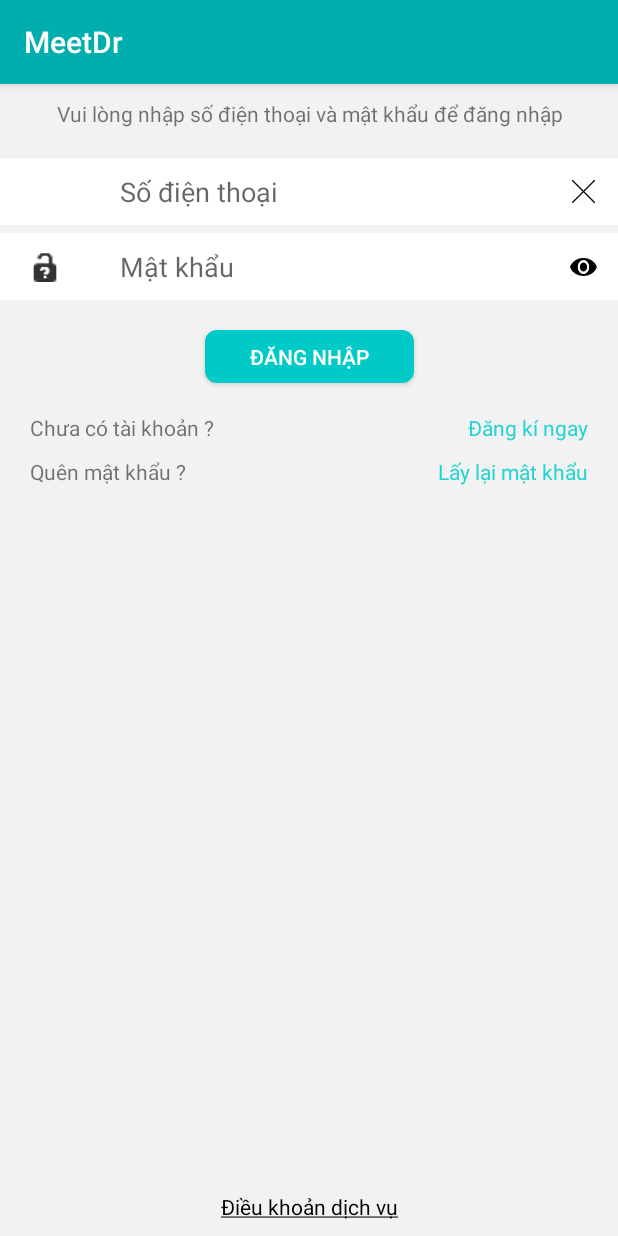
After one commit to CongBaDo/MeetDr-Pa, an Android app: the LoginActivity screen opened directly, with no data from a screen before it, on a phone screen of 412 x 824 dp. The commit adds this screen. Run offline under Robolectric (Android 15) with nearby library versions, the phone set to English and light mode, and no system bars.

Commit message:
add login activity

```diff
--- /dev/null
+++ b/app/src/main/java/com/viiam/mvvp/activity/LoginActivity.kt
@@ -0,0 +1,29 @@
+package com.viiam.mvvp.activity
+
+import android.support.v7.app.AppCompatActivity
+import android.os.Bundle
+import android.text.method.PasswordTransformationMethod
+import android.text.method.TransformationMethod
+import android.view.View
+import com.viiam.mvvp.R
+import kotlinx.android.synthetic.main.activity_login.*
+
+class LoginActivity : AppCompatActivity(), View.OnClickListener {
+    private lateinit var transformationMethod:TransformationMethod
+    override fun onClick(v: View?) {
+        when(v){
+            buttonDeleteText -> editTextPhoneNumber.setText("")
+            buttonShowPass -> editTextPassword.transformationMethod = if(editTextPassword.transformationMethod == null) PasswordTransformationMethod() else null
+        }
+    }
+
+    override fun onCreate(savedInstanceState: Bundle?) {
+        super.onCreate(savedInstanceState)
+        setContentView(R.layout.activity_login)
+
+        buttonDeleteText.setOnClickListener(this)
+        buttonShowPass.setOnClickListener(this)
+
+        transformationMethod = editTextPassword.transformationMethod
+    }
+}
--- /dev/null
+++ b/app/src/main/res/layout/activity_login.xml
@@ -0,0 +1,141 @@
+<?xml version="1.0" encoding="utf-8"?>
+<android.support.constraint.ConstraintLayout xmlns:android="http://schemas.android.com/apk/res/android"
+    xmlns:app="http://schemas.android.com/apk/res-auto"
+    xmlns:tools="http://schemas.android.com/tools"
+    android:layout_width="match_parent"
+    android:layout_height="match_parent"
+    android:background="@color/bgColorPrimary"
+    tools:context=".activity.LoginActivity">
+    <TextView
+        android:textAlignment="center"
+        android:layout_marginTop="10dp"
+        android:layout_marginLeft="30dp"
+        android:layout_marginRight="30dp"
+        android:text="@string/login_text_view_top"
+        android:id="@+id/textViewTop"
+        app:layout_constraintTop_toTopOf="parent"
+        app:layout_constraintBottom_toTopOf="@id/editTextPhoneNumber"
+        android:layout_width="match_parent"
+        android:layout_height="wrap_content" />
+    <AutoCompleteTextView
+        android:paddingLeft="50dp"
+        android:hint="@string/login_text_view_hint_phone_number"
+        android:layout_marginTop="20dp"
+        android:padding="10dp"
+        android:background="@color/colorWhite"
+        android:inputType="phone"
+        android:id="@+id/editTextPhoneNumber"
+        app:layout_constraintBottom_toTopOf="@id/editTextPassword"
+        app:layout_constraintTop_toBottomOf="@id/textViewTop"
+        android:layout_width="match_parent"
+        android:layout_height="wrap_content"
+        android:paddingStart="80dp" />
+    <ImageButton
+        android:background="@drawable/icon_delete_text"
+        android:id="@+id/buttonDeleteText"
+        android:layout_marginRight="10dp"
+        app:layout_constraintTop_toTopOf="@id/editTextPhoneNumber"
+        app:layout_constraintBottom_toBottomOf="@id/editTextPhoneNumber"
+        app:layout_constraintRight_toRightOf="parent"
+        android:layout_width="15dp"
+        android:layout_height="15dp"
+        android:layout_marginEnd="15dp"/>
+    <EditText
+        android:hint="@string/login_text_view_hint_password"
+        android:layout_marginBottom="20dp"
+        android:layout_marginTop="5dp"
+        android:padding="10dp"
+        android:paddingLeft="50dp"
+        android:background="@color/colorWhite"
+        android:inputType="textPassword"
+        android:id="@+id/editTextPassword"
+        app:layout_constraintTop_toBottomOf="@id/editTextPhoneNumber"
+        android:layout_width="match_parent"
+        android:layout_height="wrap_content"
+        android:paddingStart="80dp" />
+    <ImageView
+        android:background="@android:drawable/ic_partial_secure"
+        android:layout_marginLeft="10dp"
+        android:id="@+id/lockIcon"
+        app:layout_constraintLeft_toLeftOf="parent"
+        app:layout_constraintTop_toTopOf="@id/editTextPassword"
+        app:layout_constraintBottom_toBottomOf="@id/editTextPassword"
+        android:layout_width="20dp"
+        android:layout_height="20dp"
+        android:layout_marginStart="20dp" />
+    <ImageView
+        android:background="@drawable/icon_show_pass"
+        android:layout_marginRight="10dp"
+        android:id="@+id/buttonShowPass"
+        app:layout_constraintRight_toRightOf="parent"
+        app:layout_constraintTop_toTopOf="@id/editTextPassword"
+        app:layout_constraintBottom_toBottomOf="@id/editTextPassword"
+        android:layout_width="18dp"
+        android:layout_height="12dp"
+        android:layout_marginEnd="14dp" />
+    <Button
+        android:layout_marginTop="20dp"
+        style="@style/buttonActive"
+        android:id="@+id/buttonLogIn"
+        app:layout_constraintTop_toBottomOf="@id/editTextPassword"
+        app:layout_constraintRight_toRightOf="@id/editTextPassword"
+        app:layout_constraintLeft_toLeftOf="@id/editTextPassword"
+        android:text="@string/login_button_login"
+        android:layout_width="wrap_content"/>
+    <TextView
+        android:layout_marginTop="20dp"
+        android:paddingRight="20dp"
+        android:paddingLeft="20dp"
+        android:text="@string/login_text_view_no_account"
+        app:layout_constraintTop_toBottomOf="@id/buttonLogIn"
+        android:id="@+id/textViewNoAccount"
+        app:layout_constraintLeft_toLeftOf="parent"
+        android:layout_width="wrap_content"
+        android:layout_height="wrap_content"
+        android:paddingStart="20dp" />
+    <TextView
+        android:layout_marginTop="20dp"
+        android:paddingRight="20dp"
+        android:paddingLeft="20dp"
+        android:paddingEnd="20dp"
+        android:text="@string/login_text_view_sign_up"
+        app:layout_constraintTop_toBottomOf="@id/buttonLogIn"
+        android:id="@+id/textViewSignUp"
+        style="@style/textLink"
+        app:layout_constraintRight_toRightOf="parent"
+        android:layout_width="wrap_content"
+        android:layout_height="wrap_content" />
+    <TextView
+        android:layout_marginTop="10dp"
+        android:paddingRight="20dp"
+        android:paddingLeft="20dp"
+        android:text="@string/login_text_view_forgot_pass"
+        app:layout_constraintTop_toBottomOf="@id/textViewNoAccount"
+        android:id="@+id/textViewForgotPass"
+        app:layout_constraintLeft_toLeftOf="parent"
+        android:layout_width="wrap_content"
+        android:layout_height="wrap_content"
+        android:paddingStart="20dp" />
+    <TextView
+        android:layout_marginTop="10dp"
+        android:paddingRight="20dp"
+        android:paddingLeft="20dp"
+        android:paddingEnd="20dp"
+        android:text="@string/login_text_view_get_pass_back"
+        app:layout_constraintTop_toBottomOf="@id/textViewSignUp"
+        android:id="@+id/textViewGetPassBack"
+        style="@style/textLink"
+        app:layout_constraintRight_toRightOf="parent"
+        android:layout_width="wrap_content"
+        android:layout_height="wrap_content" />
+    <TextView
+        style="@style/textSectionSmall"
+        android:layout_marginBottom="10dp"
+        android:text="@string/login_text_view_policy"
+        android:id="@+id/textViewPolicy"
+        app:layout_constraintBottom_toBottomOf="parent"
+        app:layout_constraintLeft_toLeftOf="parent"
+        app:layout_constraintRight_toRightOf="parent"
+        android:layout_width="wrap_content"
+        android:layout_height="wrap_content" />
+</android.support.constraint.ConstraintLayout>
--- a/app/src/main/res/values/colors.xml
+++ b/app/src/main/res/values/colors.xml
@@ -16,6 +16,6 @@
     <color name="colorLink">#34E1EC</color>
     <color name="colorTextActiveBtn">#ffffff</color>
     <color name="colorTextInActiveBtn">#ffffff</color>
-    <color name="bgColorActiveButton">#00DECE</color>
+    <color name="bgColorActiveButton">#00CAC8</color>
     <color name="bgColorInActiveBtn">#9F9E9F</color>
 </resources>
--- a/app/src/main/res/values/strings.xml
+++ b/app/src/main/res/values/strings.xml
@@ -3,12 +3,20 @@
     <string name="unknown_error">Error Nemo </string>
 
     <!-- TODO: Remove or change this placeholder text -->
-    <string name="first_guide_content">Bạn thường hay khám bệnh ở các phòng khám tư nhân ?\n\nKhi ở các phòng khám bạn cảm thấy quá mệt mỏi vì phải chờ đợi đến lượt khám của mình ?</string>
-    <string name="skip_guide_button_text">BỎ QUA</string>
-    <string name="continue_guide_button_text">TIẾP TỤC</string>
-    <string name="second_guide_content">Hay bạn đang phân vân không biết nên đặt hẹn ở phòng khám nào là tốt nhất ?</string>
-    <string name="slide_guide_text">Vuốt sang trái hoặc phải để tiếp tục</string>
-    <string name="third_guide_content">MeetDr chính là ứng dụng hoàn hảo dành cho bạn. Với các tính năng như đặt hẹn bác sĩ trực tuyến, tìm kiếm bác sĩ theo bệnh, địa điểm, giá cả, ..., những vấn đề của bạn sẽ hoàn toàn được giải quyết</string>
-    <string name="start_guide_button_text">BẮT ĐẦU NGAY</string>
-    <string name="fourth_guide_content">Còn chần chờ gì nữa?\nHãy bắt đầu ngay thôi nào !</string>
+    <string name="guide_first_fragment_text_view">Bạn thường hay khám bệnh ở các phòng khám tư nhân ?\n\nKhi ở các phòng khám bạn cảm thấy quá mệt mỏi vì phải chờ đợi đến lượt khám của mình ?</string>
+    <string name="guide_button_skip">BỎ QUA</string>
+    <string name="guide_button_continue">TIẾP TỤC</string>
+    <string name="guide_second_fragment_text_view">Hay bạn đang phân vân không biết nên đặt hẹn ở phòng khám nào là tốt nhất ?</string>
+    <string name="guide_third_fragment_text_view">MeetDr chính là ứng dụng hoàn hảo dành cho bạn. Với các tính năng như đặt hẹn bác sĩ trực tuyến, tìm kiếm bác sĩ theo bệnh, địa điểm, giá cả, ..., những vấn đề của bạn sẽ hoàn toàn được giải quyết</string>
+    <string name="guide_button_start">BẮT ĐẦU NGAY</string>
+    <string name="guide_fourth_fragment_text_view">Còn chần chờ gì nữa?\nHãy bắt đầu ngay thôi nào !</string>
+    <string name="login_text_view_top">Vui lòng nhập số điện thoại và mật khẩu để đăng nhập</string>
+    <string name="login_button_login">ĐĂNG NHẬP</string>
+    <string name="login_text_view_no_account">Chưa có tài khoản ?</string>
+    <string name="login_text_view_forgot_pass">Quên mật khẩu ?</string>
+    <string name="login_text_view_sign_up">Đăng kí ngay</string>
+    <string name="login_text_view_get_pass_back">Lấy lại mật khẩu</string>
+    <string name="login_text_view_policy"><u>Điều khoản dịch vụ</u></string>
+    <string name="login_text_view_hint_phone_number">Số điện thoại</string>
+    <string name="login_text_view_hint_password">Mật khẩu</string>
 </resources>
--- a/app/src/main/res/values/styles.xml
+++ b/app/src/main/res/values/styles.xml
@@ -36,7 +36,6 @@
     </style>
 
     <style name="textSectionSmall" parent="android:TextAppearance.Small">
-        <item name="android:textStyle">bold</item>
         <item name="android:textColor">@color/colorBlack</item>
         <item name="android:textAllCaps">false</item>
         <item name="android:layout_width">wrap_content</item>
@@ -49,6 +48,12 @@
         <item name="android:layout_width">wrap_content</item>
     </style>
 
+    <!--<style name="textSmallGray" parent="android:TextAppearance.Small">-->
+        <!--<item name="android:textColor">@color/colorGrey</item>-->
+        <!--<item name="android:textAllCaps">false</item>-->
+        <!--<item name="android:layout_width">wrap_content</item>-->
+    <!--</style>-->
+
     <!--Text for link-->
     <style name="textLink" parent="android:TextAppearance.Small">
         <item name="android:textColor">#23D4D3</item>
@@ -59,9 +64,9 @@
     <!--Abstract style for all button in application-->
     <style name="Button" parent="Base.TextAppearance.AppCompat.Widget.Button">
         <item name="android:textAllCaps">false</item>
-        <item name="android:paddingLeft">5dp</item>
-        <item name="android:paddingRight">5dp</item>
-        <item name="android:layout_margin">5dp</item>
+        <item name="android:paddingLeft">30dp</item>
+        <item name="android:paddingRight">30dp</item>
+        <item name="android:layout_height">35dp</item>
     </style>
     <!--Style color text and background for in active button-->
     <style name="buttonInactive" parent="@style/Button">
--- a/build.gradle
+++ b/build.gradle
@@ -25,3 +25,8 @@
 task clean(type: Delete) {
     delete rootProject.buildDir
 }
+
+tasks.whenTaskAdded { task ->
+    if(task.name == "lint")
+        task.enabled = false
+}
```
Also changed, not shown: app/src/main/AndroidManifest.xml (+7 -4 lines), app/src/main/java/com/viiam/mvvp/activity/guideactivity/GuideActivity.kt (+21 -13 lines), app/src/main/java/com/viiam/mvvp/activity/guideactivity/GuidePagerAdapter.kt (+12 -10 lines), app/src/main/java/com/viiam/mvvp/activity/guideactivity/guidefragments/FourthGuideFragment.kt (+14 -2 lines), app/src/main/res/layout/activity_guide.xml (+9 -9 lines), app/src/main/res/layout/activity_splash.xml (+1 -12 lines), app/src/main/res/layout/fragment_first_guide.xml (+5 -5 lines), app/src/main/res/layout/fragment_fourth_guide.xml (+8 -9 lines), app/src/main/res/layout/fragment_second_guide.xml (+5 -5 lines), app/src/main/res/layout/fragment_third_guide.xml (+5 -5 lines), app/src/main/res/drawable/icon_delete_text.png (added), app/src/main/res/drawable/icon_show_pass.png (added), app/src/main/res/drawable/splash_backgound_img.jpg.
